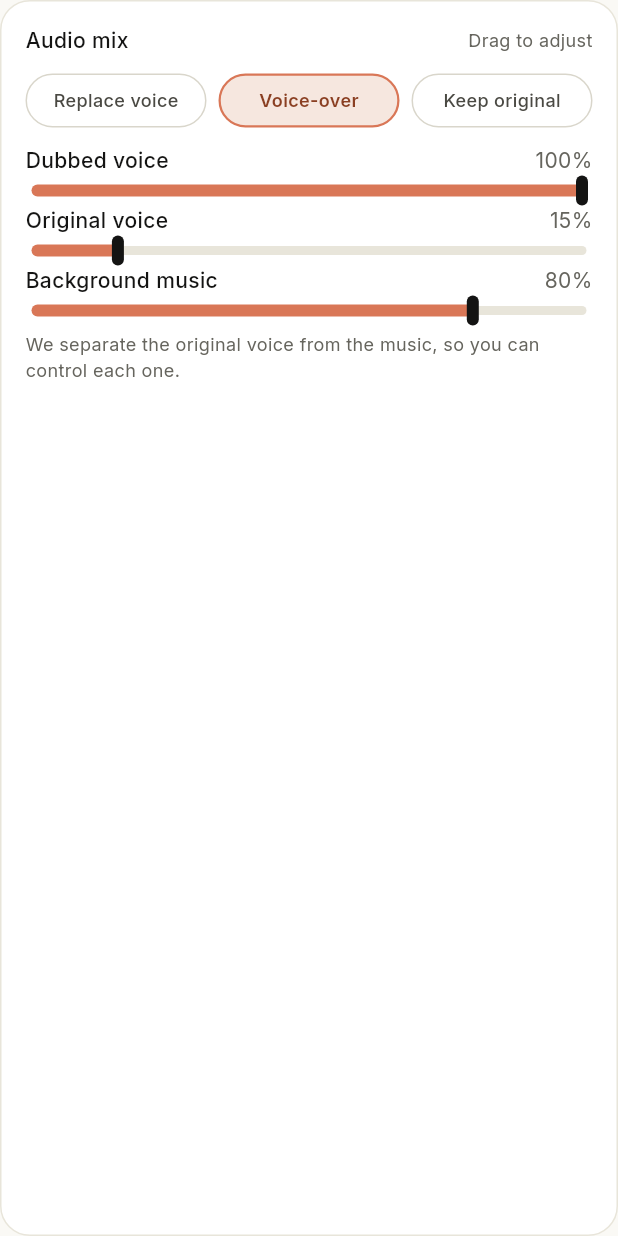
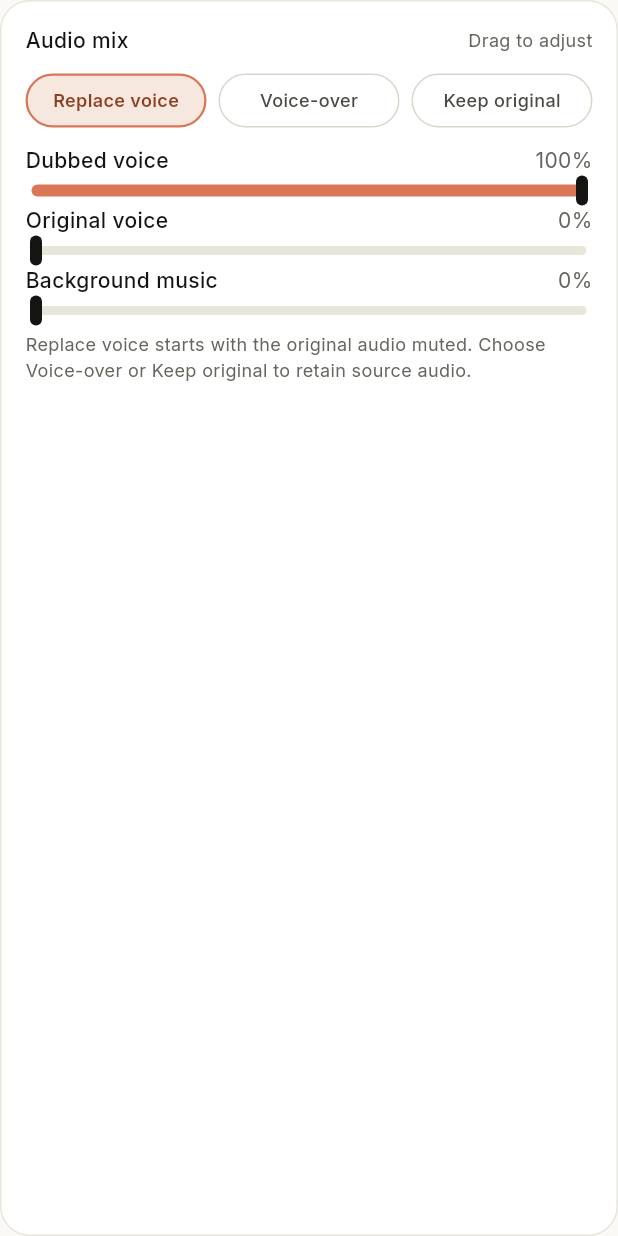
Before and after one commit to RosielReaksa/mibleappdubber, a Flutter app: the _MixCard widget shown alone on an empty page, opened directly with empty values, on a phone screen of 412 x 824 dp. Run offline on Flutter 3.47's test engine with Material 3 defaults, Android fonts, the phone set to English and light mode, and no system bars; our stand-ins replace cross_file, dio, file_picker, flutter_riverpod, flutter_secure_storage, go_router and 4 more; missing offline and left inert: ota_update; accounts and stored records are empty; network calls fail.

Commit message:
Default new dubs to replace source audio

```diff
--- a/dubber_app/lib/features/new_project/new_project_screen.dart
+++ b/dubber_app/lib/features/new_project/new_project_screen.dart
@@ -1001,7 +1001,7 @@ class _MixCard extends StatelessWidget {
           ),
           const SizedBox(height: 4),
           Text(
-            'We separate the original voice from the music, so you can control each one.',
+            'Replace voice starts with the original audio muted. Choose Voice-over or Keep original to retain source audio.',
             style: AppText.caption.copyWith(height: 1.4),
           ),
         ],
--- a/dubber_app/lib/features/projects/domain/models.dart
+++ b/dubber_app/lib/features/projects/domain/models.dart
@@ -45,15 +45,15 @@ enum JobStatus {
 class AudioMix {
   const AudioMix({
     this.dubbedVoice = 100,
-    this.originalVoice = 15,
-    this.music = 80,
+    this.originalVoice = 0,
+    this.music = 0,
   });
 
   final int dubbedVoice;
   final int originalVoice;
   final int music;
 
-  static const replaceVoice = AudioMix(dubbedVoice: 100, originalVoice: 0, music: 80);
+  static const replaceVoice = AudioMix(dubbedVoice: 100, originalVoice: 0, music: 0);
   static const voiceOver = AudioMix(dubbedVoice: 100, originalVoice: 15, music: 80);
   static const keepOriginal = AudioMix(dubbedVoice: 100, originalVoice: 70, music: 80);
 
@@ -73,8 +73,8 @@ class AudioMix {
     if (j == null) return const AudioMix();
     return AudioMix(
       dubbedVoice: (j['dubbed_voice'] as num?)?.toInt() ?? 100,
-      originalVoice: (j['original_voice'] as num?)?.toInt() ?? 15,
-      music: (j['music'] as num?)?.toInt() ?? 80,
+      originalVoice: (j['original_voice'] as num?)?.toInt() ?? 0,
+      music: (j['music'] as num?)?.toInt() ?? 0,
     );
   }
 
--- a/dubber_app/pubspec.yaml
+++ b/dubber_app/pubspec.yaml
@@ -1,7 +1,7 @@
 name: dubber_app
 description: "Dubber — dub any video into another language."
 publish_to: 'none'
-version: 1.0.10+2011
+version: 1.0.11+2012
 
 environment:
   sdk: ^3.10.8
```
Also changed, not shown: 2 other files.
